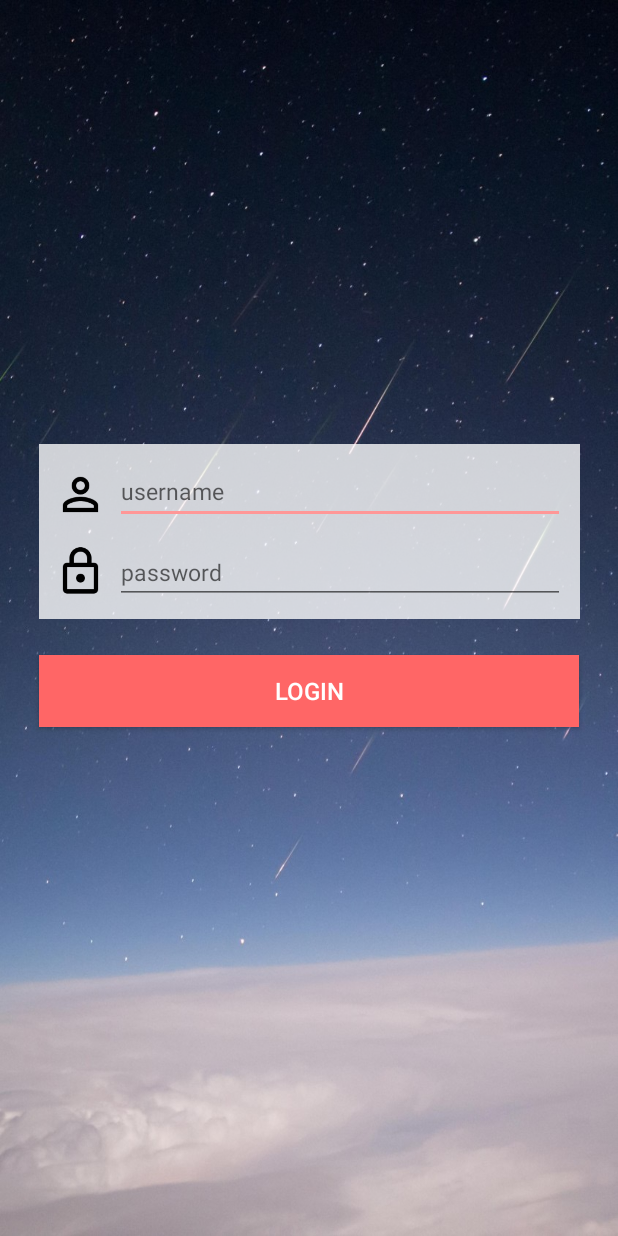
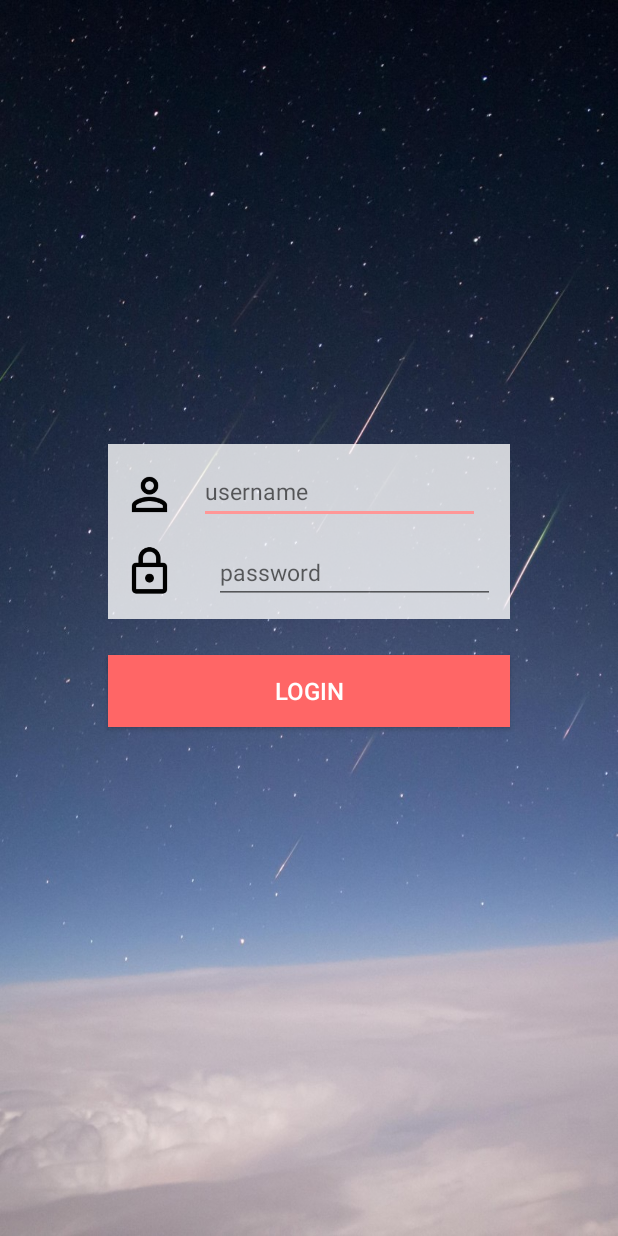
Before and after one commit to richardyjtian/memory-frame, an Android app: the SecondActivity screen opened directly, with no data from a screen before it, on a phone screen of 412 x 824 dp. Run offline under Robolectric (Android 15) with nearby library versions, the phone set to English and light mode, and no system bars.

Commit message:
still changing layout size to percentage

```diff
--- a/GUI/frame/app/src/main/AndroidManifest.xml
+++ b/GUI/frame/app/src/main/AndroidManifest.xml
@@ -4,8 +4,8 @@
 
     <application
         android:allowBackup="true"
-        android:icon="@mipmap/ic_launcher"
-        android:label="@string/app_name"
+        android:icon="@drawable/logo"
+        android:label="Memory Frame"
         android:roundIcon="@mipmap/ic_launcher_round"
         android:supportsRtl="true"
         android:theme="@style/AppTheme">
--- a/GUI/frame/app/src/main/res/layout/activity_bt.xml
+++ b/GUI/frame/app/src/main/res/layout/activity_bt.xml
@@ -4,6 +4,7 @@
     xmlns:tools="http://schemas.android.com/tools"
     android:layout_width="match_parent"
     android:layout_height="match_parent"
-    tools:context=".BTActivity">
+    tools:context=".BTActivity"
+    android:background="@drawable/lbackground">
 
 </android.support.constraint.ConstraintLayout>
--- a/GUI/frame/app/src/main/res/layout/activity_register.xml
+++ b/GUI/frame/app/src/main/res/layout/activity_register.xml
@@ -12,8 +12,9 @@
         xmlns:app="http://schemas.android.com/apk/res-auto"
         xmlns:tools="http://schemas.android.com/tools"
         android:id="@+id/bg4"
-        android:layout_width="wrap_content"
+        android:layout_width="0dp"
         android:layout_height="wrap_content"
+        app:layout_constraintWidth_percent="0.65"
         android:layout_marginTop="296dp"
         android:background="#FFFFFF"
         android:gravity="center"
@@ -121,8 +122,9 @@
 
     <Button
         android:id="@+id/submitButton"
-        android:layout_width="360dp"
+        android:layout_width="0dp"
         android:layout_height="48dp"
+        app:layout_constraintWidth_percent="0.65"
         android:layout_marginTop="24dp"
         android:background="#FF6666"
         android:text="SUBMIT"
--- a/GUI/frame/app/src/main/res/layout/activity_second.xml
+++ b/GUI/frame/app/src/main/res/layout/activity_second.xml
@@ -14,8 +14,9 @@
         xmlns:app="http://schemas.android.com/apk/res-auto"
         xmlns:tools="http://schemas.android.com/tools"
         android:id="@+id/bg2"
-        android:layout_width="wrap_content"
+        android:layout_width="0dp"
         android:layout_height="wrap_content"
+        app:layout_constraintWidth_percent="0.65"
         android:layout_marginTop="296dp"
         android:background="#FFFFFF"
         android:gravity="center"
@@ -38,8 +39,9 @@
 
         <EditText
             android:id="@+id/username"
-            android:layout_width="300dp"
+            android:layout_width="0dp"
             android:layout_height="43dp"
+            app:layout_constraintWidth_percent="0.7"
             android:layout_gravity="center"
             android:layout_marginStart="5dp"
             android:layout_marginLeft="5dp"
@@ -71,8 +73,9 @@
 
         <EditText
             android:id="@+id/password"
-            android:layout_width="300dp"
+            android:layout_width="0dp"
             android:layout_height="38dp"
+            app:layout_constraintWidth_percent="0.7"
             android:layout_marginStart="5dp"
             android:layout_marginLeft="5dp"
             android:layout_marginTop="15dp"
@@ -94,8 +97,9 @@
 
     <Button
         android:id="@+id/loginButton"
-        android:layout_width="360dp"
+        android:layout_width="0dp"
         android:layout_height="48dp"
+        app:layout_constraintWidth_percent="0.65"
         android:layout_marginTop="24dp"
         android:background="#FF6666"
         android:text="LOGIN"
```
Also changed, not shown: GUI/frame/app/src/main/res/layout/activity_main.xml (+6 -4 lines), GUI/frame/app/src/main/res/drawable/logo.png.
